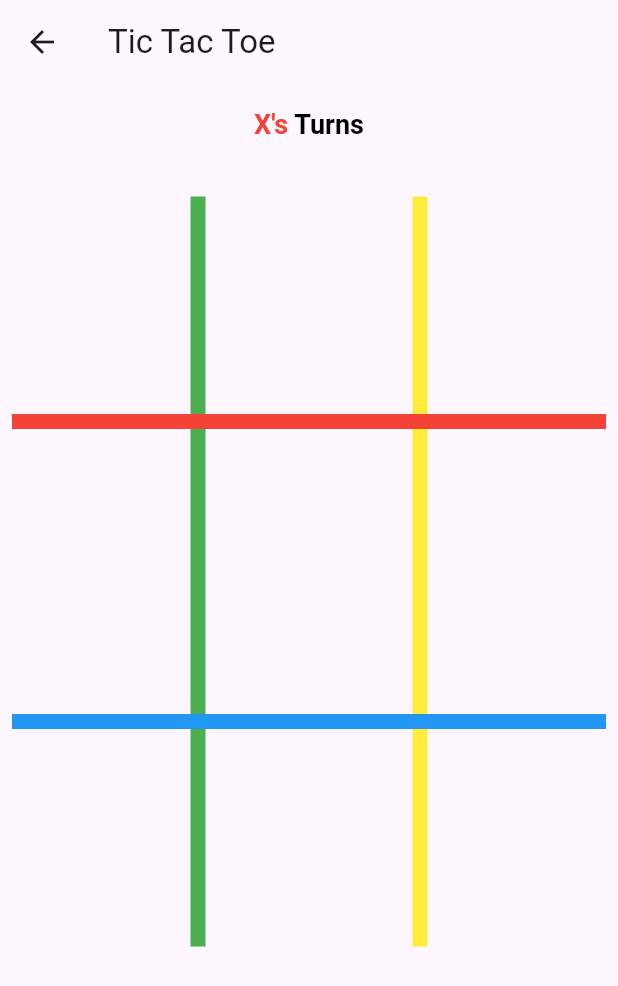
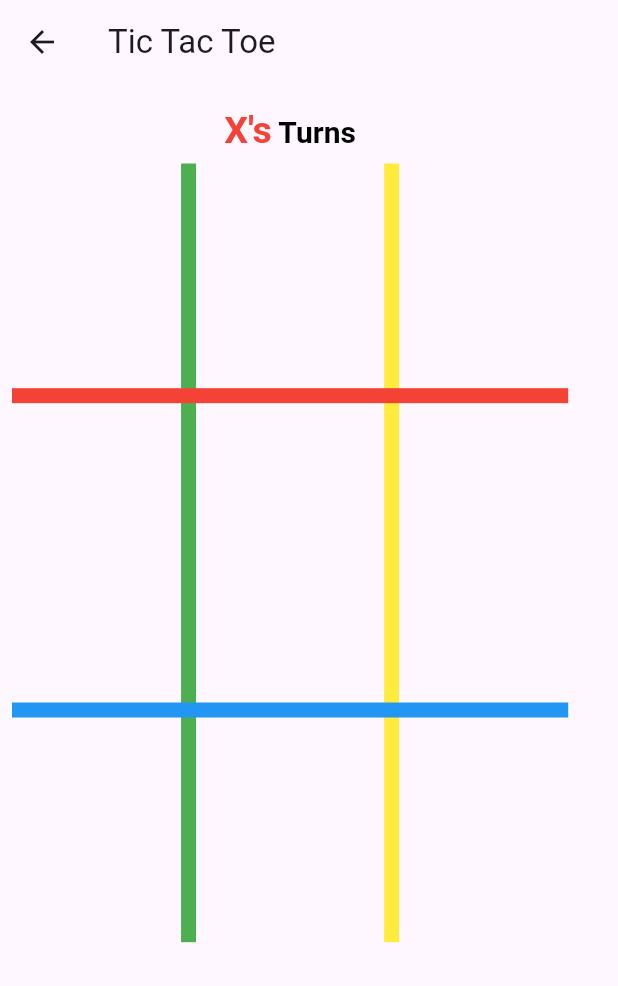
Before and after one commit to omkarneo/tictactoe-flutter, a Flutter app: the screen it shows after launch, after a tap on "Play Tic tac toe", on a phone screen of 412 x 824 dp. Shown: the top 986 px of the screen. Run offline on Flutter 3.47's test engine with Material 3 defaults, Android fonts, the phone set to English and light mode, and no system bars; our stand-ins replace flutter_riverpod, lottie; missing offline and left inert: swipeable_tile.

Commit message:
New Game added

```diff
--- a/lib/main.dart
+++ b/lib/main.dart
@@ -40,7 +40,6 @@ class _MyHomePageState extends State<MyHomePage> {
   Widget build(BuildContext context) {
     return Scaffold(
       appBar: AppBar(
-        // backgroundColor: Theme.of(context).colorScheme.inversePrimary,
         title: Text(widget.title),
       ),
       body: Center(
@@ -56,6 +55,9 @@ class _MyHomePageState extends State<MyHomePage> {
                       ));
                 },
                 child: const Text("Play Tic tac toe")),
+            SizedBox(
+              height: 10,
+            ),
             ElevatedButton(
                 onPressed: () {
                   Navigator.push(
--- a/lib/page/tic_tac_toe.dart
+++ b/lib/page/tic_tac_toe.dart
@@ -1,3 +1,4 @@
+import 'package:flutter/cupertino.dart';
 import 'package:flutter/material.dart';
 import 'package:flutter/widgets.dart';
 import 'package:flutter_riverpod/flutter_riverpod.dart';
@@ -44,24 +45,24 @@ class _GamePageState extends ConsumerState<GamePage> {
                   TextSpan(
                       text: "${counter % 2 == 0 ? "X" : "O"}'s",
                       style: TextStyle(
-                          fontSize: 18,
+                          fontSize: 25,
                           fontWeight: FontWeight.w600,
                           color: counter % 2 == 0 ? Colors.red : Colors.green)),
                   const TextSpan(
                       text: " Turns",
                       style: TextStyle(
-                          fontSize: 18,
+                          fontSize: 20,
                           fontWeight: FontWeight.w600,
                           color: Colors.black))
                 ]),
               ),
             ),
-            const SizedBox(
-              height: 30,
-            ),
+            // const SizedBox(
+            //   height: 30,
+            // ),
             SizedBox(
-              height: 500,
-              width: 500,
+              width: MediaQuery.sizeOf(context).width * 0.9,
+              height: MediaQuery.sizeOf(context).height * 0.63,
               child: Stack(
                 children: [
                   const XAxisUI(),
@@ -190,6 +191,7 @@ class _GamePageState extends ConsumerState<GamePage> {
                 ],
               ),
             ),
+            Spacer()
           ],
         ),
       ),
--- a/lib/page/widget/tic_tac_widget.dart
+++ b/lib/page/widget/tic_tac_widget.dart
@@ -15,8 +15,8 @@ class TicTacComponent extends StatelessWidget {
           ontap();
         },
         child: Container(
-          height: 100,
-          width: 100,
+          height: MediaQuery.sizeOf(context).height * 0.12,
+          // width: MediaQuery.sizeOf(context).width * 0.,
           child: (iscross == "")
               ? const SizedBox.shrink()
               : Lottie.asset(
@@ -24,7 +24,9 @@ class TicTacComponent extends StatelessWidget {
                   repeat: false,
                   reverse: true,
                   animate: true,
-                ),
+                  fit: BoxFit.fitHeight,
+                  height: 100,
+                  width: 100),
           // : Icon(
           //     (iscross == "X") ? Icons.close : Icons.circle_outlined,
           //     size: 100,
```
